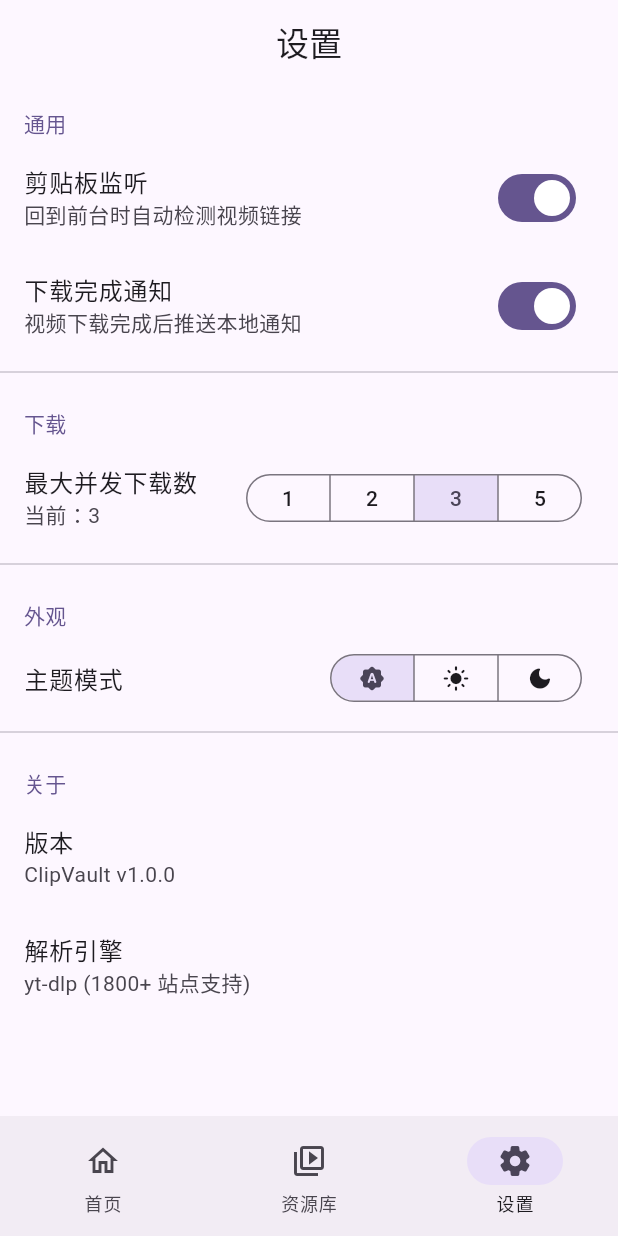
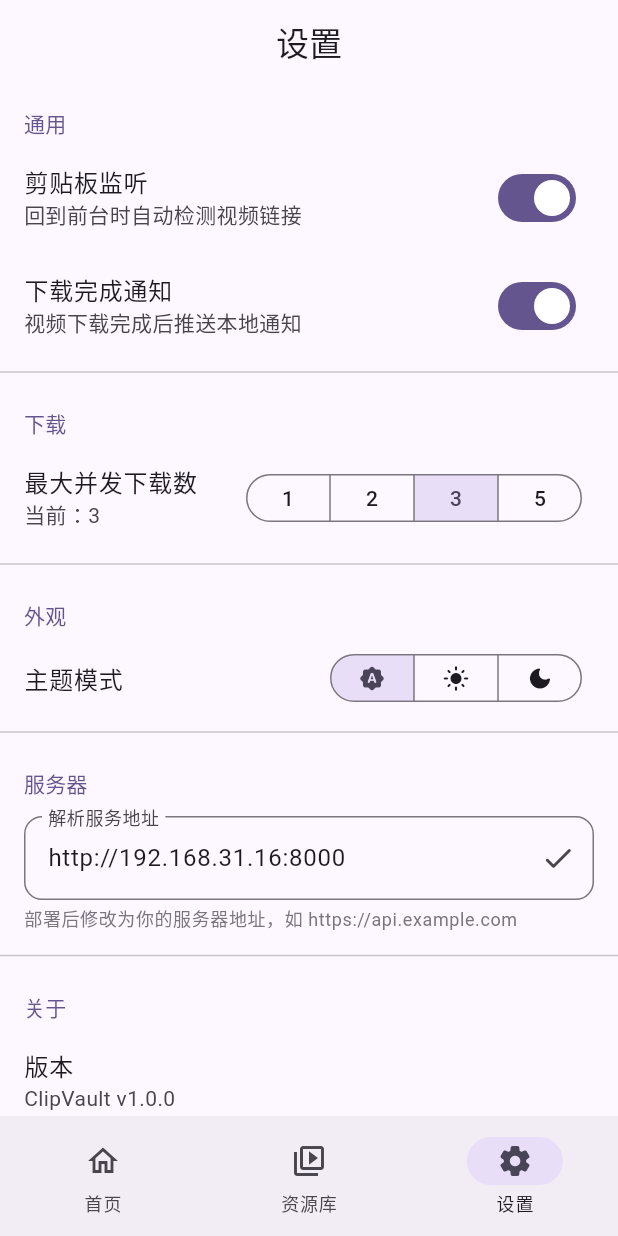
Before and after one commit to kylesean/ClipVault, a Flutter app: the SettingsPage screen opened by its route, after a tap on the "brightness auto" icon, on a phone screen of 412 x 824 dp. Run offline on Flutter 3.47's test engine with Material 3 defaults, Android fonts, the phone set to English and light mode, and no system bars; our stand-ins replace dio, drift, flutter_riverpod, go_router, share_plus, shared_preferences; missing offline and left inert: media_kit, media_kit_video, receive_sharing_intent, saver_gallery; accounts and stored records are empty; generated files the repository leaves out were written again; statements that could not run were skipped.

Commit message:
docs(deploy): Add backend deployment guide
- Added `DEPLOY.md` containing comprehensive server deployment instructions
- Provided detailed steps for both Docker and manual deployment methods
- Included instructions for environment variable configuration and Nginx reverse proxy setup
- Added a troubleshooting table and routine maintenance commands

build(ci): Update GitHub Actions build workflow to publish to GitHub Releases

- Switched build artifact upload method from standard artifacts to GitHub Releases
- Configured Android and iOS build artifacts to be published directly to the Release
- Standardized Release naming to "ClipVault [Version Number]"

feat(settings): Add server address configuration

- Added a server address configuration option to the settings page
- Supports real-time modification of the parsing service API address
- Saves configuration to local persistent storage
- UI components support instant saving and validation

refactor(api): Refactor parsing API client injection

- Modified the dependency injection mechanism for the `ParseApiClient` constructor
- Dynamically rebuilds the client by listening to settings changes via Riverpod
- Removed hard-coded default API address
- Supports switching backend service addresses at runtime

```diff
--- a/lib/features/settings/presentation/settings_page.dart
+++ b/lib/features/settings/presentation/settings_page.dart
@@ -10,12 +10,14 @@ class SettingsState {
   final int maxConcurrentDownloads;
   final bool downloadNotification;
   final ThemeMode themeMode;
+  final String serverUrl;
 
   const SettingsState({
     this.clipboardMonitor = true,
     this.maxConcurrentDownloads = AppConstants.defaultMaxConcurrentDownloads,
     this.downloadNotification = true,
     this.themeMode = ThemeMode.system,
+    this.serverUrl = AppConstants.parseApiBaseUrl,
   });
 
   SettingsState copyWith({
@@ -23,6 +25,7 @@ class SettingsState {
     int? maxConcurrentDownloads,
     bool? downloadNotification,
     ThemeMode? themeMode,
+    String? serverUrl,
   }) {
     return SettingsState(
       clipboardMonitor: clipboardMonitor ?? this.clipboardMonitor,
@@ -30,6 +33,7 @@ class SettingsState {
           maxConcurrentDownloads ?? this.maxConcurrentDownloads,
       downloadNotification: downloadNotification ?? this.downloadNotification,
       themeMode: themeMode ?? this.themeMode,
+      serverUrl: serverUrl ?? this.serverUrl,
     );
   }
 }
@@ -40,6 +44,7 @@ class SettingsController extends Notifier<SettingsState> {
   static const _keyMaxDownloads = 'settings_max_concurrent_downloads';
   static const _keyNotification = 'settings_download_notification';
   static const _keyThemeMode = 'settings_theme_mode';
+  static const _keyServerUrl = 'settings_server_url';
 
   @override
   SettingsState build() {
@@ -57,6 +62,7 @@ class SettingsController extends Notifier<SettingsState> {
           AppConstants.defaultMaxConcurrentDownloads,
       downloadNotification: prefs.getBool(_keyNotification) ?? true,
       themeMode: ThemeMode.values[prefs.getInt(_keyThemeMode) ?? 0],
+      serverUrl: prefs.getString(_keyServerUrl) ?? AppConstants.parseApiBaseUrl,
     );
   }
 
@@ -66,6 +72,7 @@ class SettingsController extends Notifier<SettingsState> {
     await prefs.setInt(_keyMaxDownloads, state.maxConcurrentDownloads);
     await prefs.setBool(_keyNotification, state.downloadNotification);
     await prefs.setInt(_keyThemeMode, state.themeMode.index);
+    await prefs.setString(_keyServerUrl, state.serverUrl);
   }
 
   void setClipboardMonitor(bool value) {
@@ -85,6 +92,11 @@ class SettingsController extends Notifier<SettingsState> {
 
   void setThemeMode(ThemeMode mode) {
     state = state.copyWith(themeMode: mode);
+    _persist();
+  }
+
+  void setServerUrl(String url) {
+    state = state.copyWith(serverUrl: url.trim());
     _persist();
   }
 }
@@ -178,6 +190,15 @@ class SettingsPage extends ConsumerWidget {
 
           const Divider(),
 
+          // 服务器
+          _buildSectionHeader(context, '服务器'),
+          _ServerUrlTile(
+            currentUrl: settings.serverUrl,
+            onSave: controller.setServerUrl,
+          ),
+
+          const Divider(),
+
           // 关于
           _buildSectionHeader(context, '关于'),
           const ListTile(
@@ -205,3 +226,81 @@ class SettingsPage extends ConsumerWidget {
     );
   }
 }
+
+/// 服务器地址配置组件
+class _ServerUrlTile extends StatefulWidget {
+  final String currentUrl;
+  final ValueChanged<String> onSave;
+
+  const _ServerUrlTile({required this.currentUrl, required this.onSave});
+
+  @override
+  State<_ServerUrlTile> createState() => _ServerUrlTileState();
+}
+
+class _ServerUrlTileState extends State<_ServerUrlTile> {
+  late final TextEditingController _controller;
+
+  @override
+  void initState() {
+    super.initState();
+    _controller = TextEditingController(text: widget.currentUrl);
+  }
+
+  @override
+  void didUpdateWidget(_ServerUrlTile oldWidget) {
+    super.didUpdateWidget(oldWidget);
+    if (oldWidget.currentUrl != widget.currentUrl) {
+      _controller.text = widget.currentUrl;
+    }
+  }
+
+  @override
+  void dispose() {
+    _controller.dispose();
+    super.dispose();
+  }
+
+  void _save() {
+    widget.onSave(_controller.text);
+    FocusScope.of(context).unfocus();
+    ScaffoldMessenger.of(context).showSnackBar(
+      const SnackBar(content: Text('服务器地址已保存'), duration: Duration(seconds: 2)),
+    );
+  }
+
+  @override
+  Widget build(BuildContext context) {
+    return Padding(
+      padding: const EdgeInsets.symmetric(horizontal: 16, vertical: 8),
+      child: Column(
+        crossAxisAlignment: CrossAxisAlignment.start,
+        children: [
+          TextField(
+            controller: _controller,
+            decoration: InputDecoration(
+              labelText: '解析服务地址',
+              hintText: 'http://your-server:8000',
+              border: OutlineInputBorder(
+                borderRadius: BorderRadius.circular(12),
+              ),
+              suffixIcon: IconButton(
+                icon: const Icon(Icons.check_rounded),
+                onPressed: _save,
+              ),
+            ),
+            keyboardType: TextInputType.url,
+            onSubmitted: (_) => _save(),
+          ),
+          const SizedBox(height: 4),
+          Text(
+            '部署后修改为你的服务器地址，如 https://api.example.com',
+            style: Theme.of(context).textTheme.bodySmall?.copyWith(
+                  color: Theme.of(context).colorScheme.outline,
+                ),
+          ),
+        ],
+      ),
+    );
+  }
+}
--- a/lib/shared/services/providers.dart
+++ b/lib/shared/services/providers.dart
@@ -1,5 +1,6 @@
 import 'package:flutter_riverpod/flutter_riverpod.dart';
 
+import 'package:clip_vault/features/settings/presentation/settings_page.dart';
 import 'package:clip_vault/shared/services/database.dart';
 import 'package:clip_vault/shared/services/download_service.dart';
 import 'package:clip_vault/shared/services/parse_api_client.dart';
@@ -16,7 +17,8 @@ final downloadServiceProvider = Provider<DownloadService>((ref) {
   return DownloadService();
 });
 
-/// 解析 API 客户端 Provider
+/// 解析 API 客户端 Provider（监听设置中的服务器地址，变化时自动重建）
 final parseApiClientProvider = Provider<ParseApiClient>((ref) {
-  return ParseApiClient();
+  final serverUrl = ref.watch(settingsControllerProvider).serverUrl;
+  return ParseApiClient(baseUrl: serverUrl);
 });
```
Also changed, not shown: lib/shared/services/parse_api_client.dart (+10 -12 lines), 2 other files.
